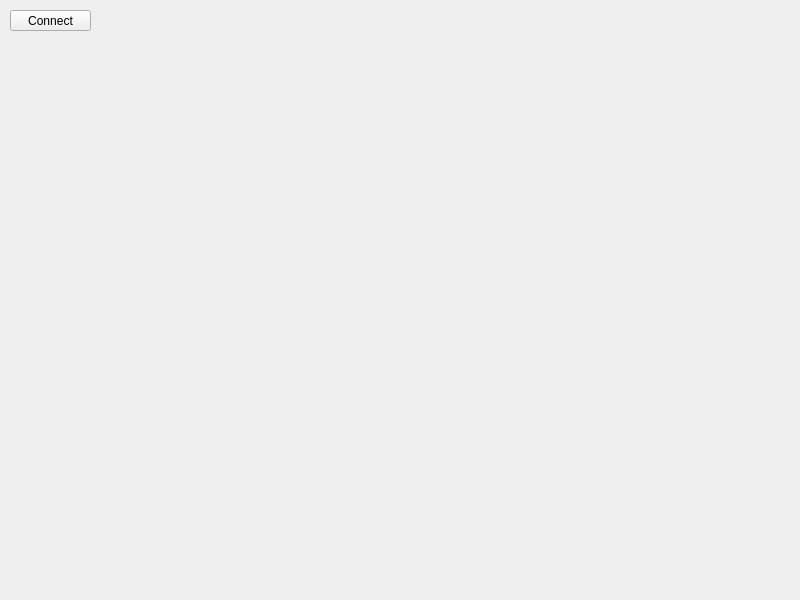
First picture: the form in source/example/ublox_receiver_plugin/ublox_receiver_view.ui, repository Team-Pinpoint/skydel-plug-ins, before the edit.
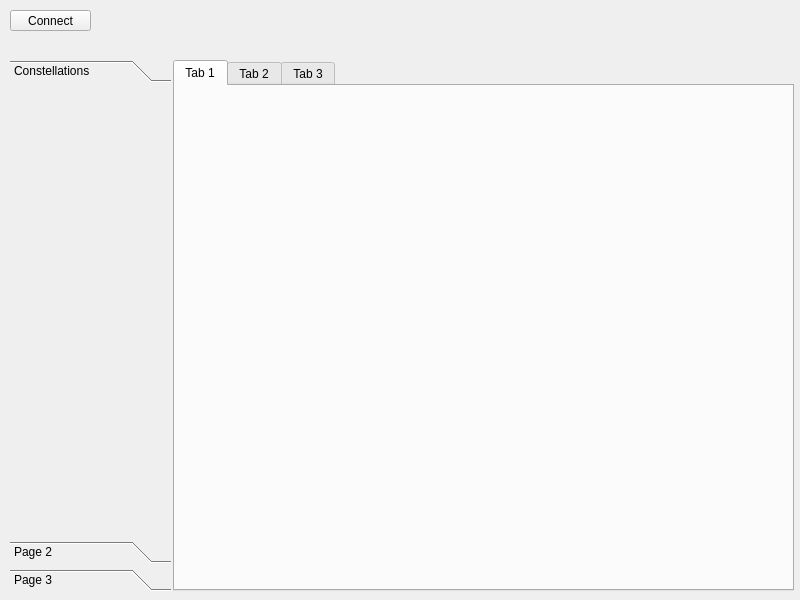
Second picture: the form after the edit. Custom widgets are drawn as their Qt base class.

Commit message: creating ui for constellation selections on ublox

```diff
--- a/source/example/ublox_receiver_plugin/ublox_receiver_view.ui
+++ b/source/example/ublox_receiver_plugin/ublox_receiver_view.ui
@@ -39,6 +39,90 @@
     <string>Connect</string>
    </property>
   </widget>
+  <widget class="QTabWidget" name="tabWidget">
+   <property name="geometry">
+    <rect>
+     <x>173</x>
+     <y>60</y>
+     <width>621</width>
+     <height>531</height>
+    </rect>
+   </property>
+   <property name="currentIndex">
+    <number>0</number>
+   </property>
+   <widget class="QWidget" name="tab">
+    <attribute name="title">
+     <string>Tab 1</string>
+    </attribute>
+   </widget>
+   <widget class="QWidget" name="tab_2">
+    <attribute name="title">
+     <string>Tab 2</string>
+    </attribute>
+   </widget>
+   <widget class="QWidget" name="tab_3">
+    <attribute name="title">
+     <string>Tab 3</string>
+    </attribute>
+   </widget>
+  </widget>
+  <widget class="QToolBox" name="toolBox">
+   <property name="geometry">
+    <rect>
+     <x>10</x>
+     <y>60</y>
+     <width>161</width>
+     <height>531</height>
+    </rect>
+   </property>
+   <property name="currentIndex">
+    <number>0</number>
+   </property>
+   <widget class="ConstellationSelectionView" name="constellationSelectionWidget">
+    <property name="geometry">
+     <rect>
+      <x>0</x>
+      <y>0</y>
+      <width>161</width>
+      <height>438</height>
+     </rect>
+    </property>
+    <attribute name="label">
+     <string>Constellations</string>
+    </attribute>
+   </widget>
+   <widget class="QWidget" name="page_2">
+    <property name="geometry">
+     <rect>
+      <x>0</x>
+      <y>0</y>
+      <width>161</width>
+      <height>438</height>
+     </rect>
+    </property>
+    <attribute name="label">
+     <string>Page 2</string>
+    </attribute>
+   </widget>
+   <widget class="QWidget" name="page_3">
+    <property name="geometry">
+     <rect>
+      <x>0</x>
+      <y>0</y>
+      <width>161</width>
+      <height>438</height>
+     </rect>
+    </property>
+    <attribute name="label">
+     <string>Page 3</string>
+    </attribute>
+   </widget>
+  </widget>
+  <zorder>toolBox</zorder>
+  <zorder>startReceiverWidget</zorder>
+  <zorder>connectReceiverButton</zorder>
+  <zorder>tabWidget</zorder>
  </widget>
  <customwidgets>
   <customwidget>
@@ -47,6 +131,12 @@
    <header location="global">start_receiver_view.h</header>
    <container>1</container>
   </customwidget>
+  <customwidget>
+   <class>ConstellationSelectionView</class>
+   <extends>QWidget</extends>
+   <header location="global">constellation_selection_view.h</header>
+   <container>1</container>
+  </customwidget>
  </customwidgets>
  <resources/>
  <connections/>
```
The commit also changes 7 other files.
